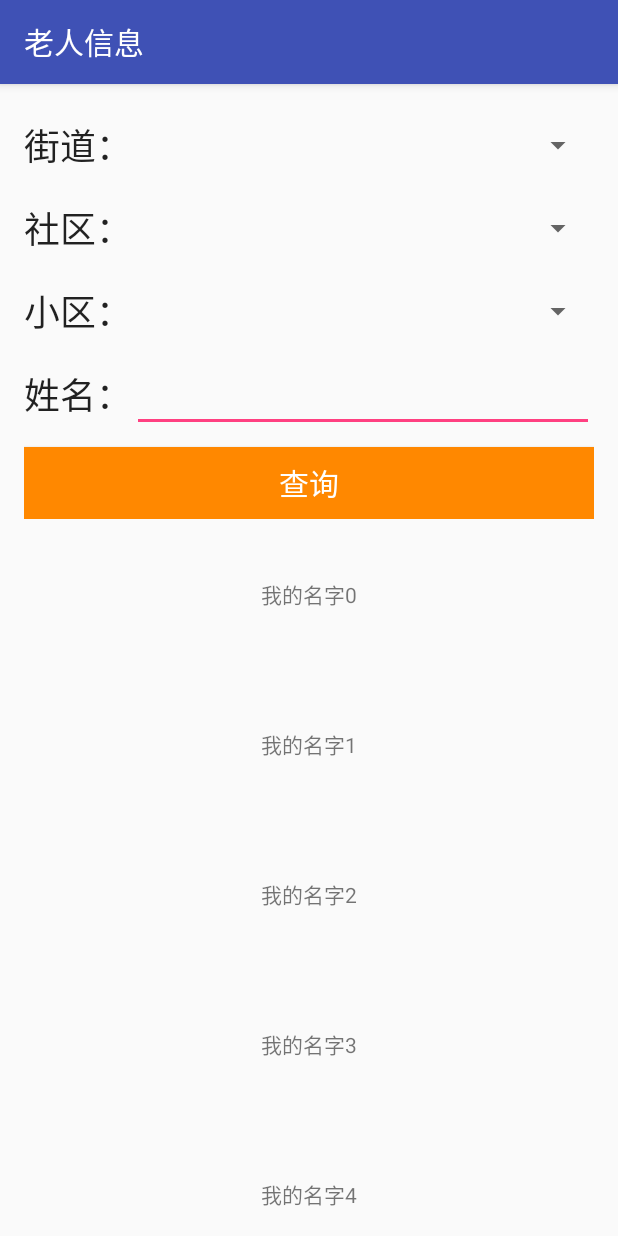
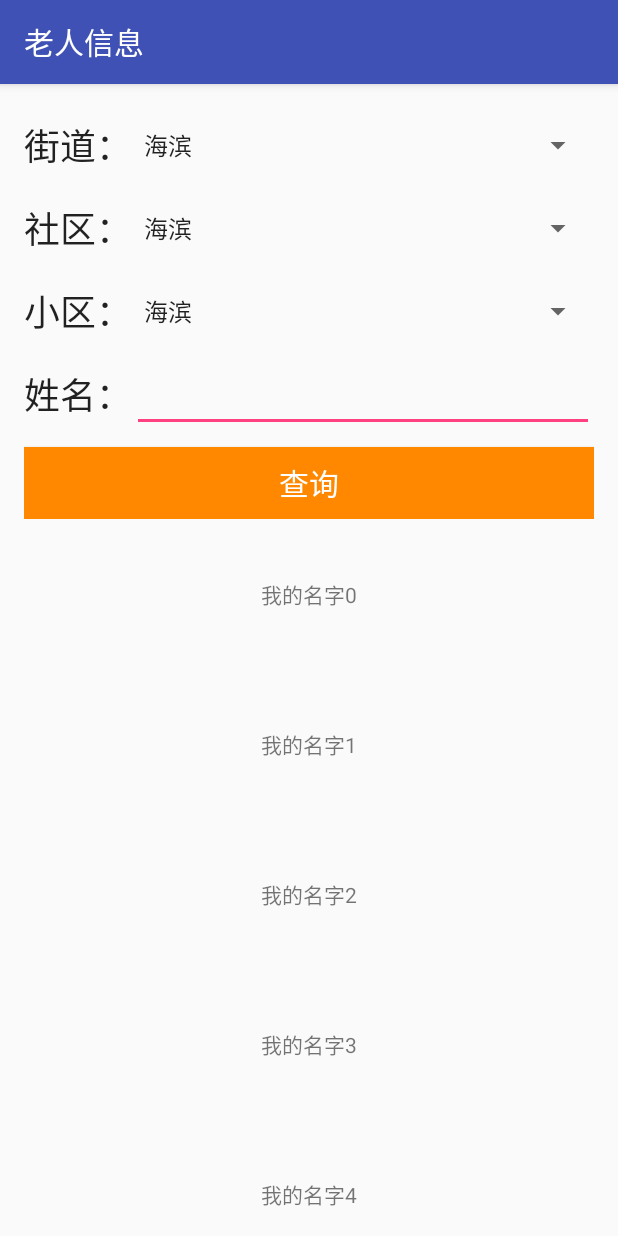
Before and after one commit to chj-endpoint/HCSS, an Android app: the User screen opened directly, with no data from a screen before it, after a tap on "查询", on a phone screen of 412 x 824 dp. Run offline under Robolectric (Android 15) with nearby library versions, the phone set to English and light mode, and no system bars; 1 statement that could not run was skipped.

Commit message:
废弃嵌套滑动

```diff
--- a/app/src/main/java/com/chx/hcss/AdapterHelper.java
+++ b/app/src/main/java/com/chx/hcss/AdapterHelper.java
@@ -20,6 +20,12 @@ public abstract class AdapterHelper<T> extends RecyclerView.Adapter<RViewHolder>
     private ArrayList<T> mData;
     private int mLayoutId;
     private Context mContext;
+    private static final int EMPTY_VIEW = 0;
+    private static final int QUERY_VIEW = 1;
+    private static final int REFUSH_VIEW = 2;
+    private static final int LOADMORE_VIEW = 3;
+    private static final int ITEM_VIEW = 4;
+
 
     public AdapterHelper(Context context, int layoutId) {
         mLayoutId = layoutId;
@@ -27,9 +33,32 @@ public abstract class AdapterHelper<T> extends RecyclerView.Adapter<RViewHolder>
     }
 
     @Override
+    public int getItemViewType(int position) {
+        if(mData.size() == 0){
+            return EMPTY_VIEW;
+        }
+        if(position == 0){
+            return QUERY_VIEW;
+        } else {
+            return ITEM_VIEW;
+        }
+    }
+
+    @Override
     public RViewHolder onCreateViewHolder(ViewGroup parent, int viewType) {
         // 实例化viewholder
-        RViewHolder viewHolder = RViewHolder.getHolder(mContext, parent, mLayoutId);
+        RViewHolder viewHolder;
+        switch (viewType) {
+            case QUERY_VIEW:
+                viewHolder = RViewHolder.getHolder(mContext, parent, R.layout.list_query);
+                break;
+            case ITEM_VIEW:
+                viewHolder = RViewHolder.getHolder(mContext, parent, R.layout.list_item);
+                break;
+            default:
+                viewHolder = RViewHolder.getHolder(mContext, parent, mLayoutId);
+                break;
+        }
         return viewHolder;
     }
 
--- a/app/src/main/java/com/chx/hcss/MyNestedScrollView.java
+++ b/app/src/main/java/com/chx/hcss/MyNestedScrollView.java
@@ -36,7 +36,7 @@ public class MyNestedScrollView extends NestedScrollView {
         mTopView.getViewTreeObserver().addOnGlobalLayoutListener(new ViewTreeObserver.OnGlobalLayoutListener() {
             @Override
             public void onGlobalLayout() {
-                mTopHeight = mTopView.getMeasuredHeight();
+                mTopHeight = mTopView.getMeasuredHeight() - 100;
             }
         });
     }
--- a/app/src/main/java/com/chx/hcss/RViewHolder.java
+++ b/app/src/main/java/com/chx/hcss/RViewHolder.java
@@ -12,8 +12,10 @@ import android.widget.TextView;
 public class RViewHolder extends RecyclerView.ViewHolder {
     private View mConvertView;
     private SparseArray mViews;
+    private int mViewType = -1;
     public RViewHolder(View itemView) {
         super(itemView);
+        int viewType = getItemViewType();
         mConvertView = itemView;
         mViews = new SparseArray<View>();
     }
--- a/app/src/main/java/com/chx/hcss/User.java
+++ b/app/src/main/java/com/chx/hcss/User.java
@@ -6,18 +6,28 @@ import android.support.v7.app.AppCompatActivity;
 import android.os.Bundle;
 import android.support.v7.widget.LinearLayoutManager;
 import android.support.v7.widget.RecyclerView;
+import android.view.LayoutInflater;
 import android.view.View;
 import android.widget.Adapter;
+import android.widget.ArrayAdapter;
 import android.widget.Button;
+import android.widget.Spinner;
+import android.widget.TextView;
 
 import java.util.ArrayList;
 
 public class User extends AppCompatActivity {
+    private static final int EMPTY_VIEW = 0;
+    private static final int QUERY_VIEW = 1;
+    private static final int REFUSH_VIEW = 2;
+    private static final int LOADMORE_VIEW = 3;
+    private static final int ITEM_VIEW = 4;
     private Button mReturnButton;
     private RecyclerView mListRecyclerView;
     private LinearLayoutManager mLayoutManager;
     private AdapterHelper mRecyclerAdapter;
-    private NestedScrollView mNestedScrollView;
+    Spinner mSpinnerStreet, mSpinneCommunity, mSpinneVillage;
+    TextView mTVName;
 
     @Override
     protected void onCreate(Bundle savedInstanceState) {
@@ -27,7 +37,101 @@ public class User extends AppCompatActivity {
         initView();
     }
     public void queryClick(View view) {
+        clearScrollListener();
+        if (mSpinnerStreet == null) {
+            mSpinnerStreet = (Spinner)findViewById(R.id.spiStreet);
+            mSpinneCommunity = (Spinner)findViewById(R.id.spiCommunity);
+            mSpinneVillage = (Spinner)findViewById(R.id.spiVillage);
+        }
+
+        String street = mSpinnerStreet.getSelectedItem().toString();
+        String community = mSpinneCommunity.getSelectedItem().toString();
+        String village = mSpinneVillage.getSelectedItem().toString();
+        String name = mTVName.getText().toString();
         //查询按钮按下
+        mRecyclerAdapter.setData(queryData(0));
+    }
+
+    public void spinnerClick(View view) {
+        if (mSpinnerStreet == null) {
+            mSpinnerStreet = (Spinner)findViewById(R.id.spiStreet);
+            mSpinneCommunity = (Spinner)findViewById(R.id.spiCommunity);
+            mSpinneVillage = (Spinner)findViewById(R.id.spiVillage);
+        }
+        int viewId = view.getId();
+
+        switch (viewId) {
+            case R.id.spiStreet:
+                String[] streets = {"街道1", "街道2", "街道3", "街道4"};
+                ArrayAdapter streetAdapter = new ArrayAdapter(this, R.layout.support_simple_spinner_dropdown_item, streets);
+                mSpinnerStreet.setAdapter(streetAdapter);
+                String[] communities = {"社区1", "社区2", "社区3", "社区4"};
+                ArrayAdapter communitiyAdapter = new ArrayAdapter(this, R.layout.support_simple_spinner_dropdown_item, communities);
+                mSpinnerStreet.setAdapter(communitiyAdapter);
+
+                break;
+            case R.id.spiCommunity:
+                String[] villages = {"小区1", "小区2", "小区3", "小区4"};
+                ArrayAdapter villageAdapter = new ArrayAdapter(this, R.layout.support_simple_spinner_dropdown_item, villages);
+                mSpinnerStreet.setAdapter(villageAdapter);
+                break;
+            case R.id.spiVillage:
+
+                break;
+                default:
+                    break;
+        }
+    }
+
+    private void initAdapter() {
+        mLayoutManager = new LinearLayoutManager(this, LinearLayoutManager.VERTICAL, false);
+        mRecyclerAdapter = new AdapterHelper<UserData>(this, R.layout.list_item){
+
+            @Override
+            public void bindView(RViewHolder holder, UserData data) {
+                int viewType = holder.getItemViewType();
+                switch (viewType) {
+                    case QUERY_VIEW:
+                        break;
+                    case ITEM_VIEW:
+                        holder.setTextView(R.id.list_elder, data.getUserName());
+                        break;
+                    default:
+                        break;
+                }
+            }
+        };
+        ArrayList<UserData> itemList = new ArrayList<UserData>();
+        UserData item = new UserData("查询项", "abc");
+        itemList.add(item);
+        mRecyclerAdapter.setData(itemList);
+    }
+
+    private void initView() {
+        mListRecyclerView = (RecyclerView) findViewById(R.id.list_view);
+        // 设置布局管理器
+        mListRecyclerView.setLayoutManager(mLayoutManager);
+        // 设置adapter
+        mListRecyclerView.setAdapter(mRecyclerAdapter);
+    }
+
+    private ArrayList<UserData> queryData(int pageIndex){
+        ArrayList<UserData> itemList = new ArrayList<UserData>();
+        if (pageIndex > 3) {
+            return itemList;
+        }
+        if (pageIndex == 0) {
+            UserData item = new UserData("查询项", "abc");
+            itemList.add(item);
+        }
+        for (int i = 0; i < 20; i++) {
+            UserData item = new UserData("我的名字" + (20 * pageIndex + i), "abc");
+            itemList.add(item);
+        }
+        return itemList;
+    }
+
+    private void clearScrollListener() {
         mListRecyclerView.clearOnScrollListeners();
         // 设置上滑加载更多监控
         mListRecyclerView.addOnScrollListener(new RUpScrollListener(mLayoutManager) {
@@ -42,37 +146,6 @@ public class User extends AppCompatActivity {
                 }
             }
         });
-        mRecyclerAdapter.setData(queryData(0));
     }
 
-    private void initAdapter() {
-        mLayoutManager = new LinearLayoutManager(this, LinearLayoutManager.VERTICAL, false);
-        mRecyclerAdapter = new AdapterHelper<UserData>(this, R.layout.list_item){
-
-            @Override
-            public void bindView(RViewHolder holder, UserData data) {
-                holder.setTextView(R.id.list_elder, data.getUserName());
-            }
-        };
-    }
-
-    private void initView() {
-        mNestedScrollView = (NestedScrollView) findViewById(R.id.scroll_list_view);
-        mListRecyclerView = (RecyclerView) findViewById(R.id.list_view);
-        // 设置布局管理器
-        mListRecyclerView.setLayoutManager(mLayoutManager);
-        // 设置adapter
-        mListRecyclerView.setAdapter(mRecyclerAdapter);
-    }
-    private ArrayList<UserData> queryData(int pageIndex){
-        ArrayList<UserData> itemList = new ArrayList<UserData>();
-        if (pageIndex > 3) {
-            return itemList;
-        }
-        for (int i = 0; i < 20; i++) {
-            UserData item = new UserData("我的名字" + (20 * pageIndex + i), "abc");
-            itemList.add(item);
-        }
-        return itemList;
-    }
 }
--- /dev/null
+++ b/app/src/main/res/layout/list_query.xml
@@ -0,0 +1,106 @@
+<?xml version="1.0" encoding="utf-8"?>
+<RelativeLayout xmlns:android="http://schemas.android.com/apk/res/android"
+    xmlns:tools="http://schemas.android.com/tools"
+    android:layout_width="match_parent"
+    android:layout_height="wrap_content"
+    android:id="@+id/query_view">
+
+    <TextView
+        android:id="@+id/street"
+        android:layout_width="wrap_content"
+        android:layout_height="wrap_content"
+        android:layout_centerHorizontal="false"
+        android:height="50dp"
+        android:gravity="center_vertical|center_horizontal"
+        android:text="街道："
+        android:textAppearance="?android:attr/textAppearanceLarge"
+        android:textSize="24sp" />
+
+    <Spinner
+        android:id="@+id/spiStreet"
+        android:layout_width="match_parent"
+        android:layout_height="50dp"
+        android:layout_toRightOf="@+id/street"
+        android:entries="@array/street" />
+
+    <TextView
+        android:id="@+id/community"
+        android:layout_marginTop="5dp"
+        android:layout_width="wrap_content"
+        android:layout_height="wrap_content"
+        android:layout_centerHorizontal="false"
+        android:layout_below="@+id/street"
+        android:height="50dp"
+        android:gravity="center_vertical|center_horizontal"
+        android:text="社区："
+        android:textAppearance="?android:attr/textAppearanceLarge"
+        android:textSize="24sp" />
+
+    <Spinner
+        android:id="@+id/spiCommunity"
+        android:layout_width="match_parent"
+        android:layout_marginTop="5dp"
+        android:layout_height="50dp"
+        android:layout_below="@+id/spiStreet"
+        android:layout_toRightOf="@+id/community"
+        android:entries="@array/street"/>
+
+    <TextView
+        android:id="@+id/village"
+        android:layout_marginTop="5dp"
+        android:layout_width="wrap_content"
+        android:layout_height="wrap_content"
+        android:layout_centerHorizontal="false"
+        android:layout_below="@+id/community"
+        android:height="50dp"
+        android:gravity="center_vertical|center_horizontal"
+        android:text="小区："
+        android:textAppearance="?android:attr/textAppearanceLarge"
+        android:textSize="24sp" />
+
+    <Spinner
+        android:id="@+id/spiVillage"
+        android:layout_width="match_parent"
+        android:layout_marginTop="5dp"
+        android:layout_height="50dp"
+        android:layout_below="@+id/spiCommunity"
+        android:layout_toRightOf="@+id/street"
+        android:entries="@array/street"/>
+
+    <TextView
+        android:id="@+id/name"
+        android:layout_marginTop="5dp"
+        android:layout_width="wrap_content"
+        android:layout_height="wrap_content"
+        android:layout_centerHorizontal="false"
+        android:layout_below="@+id/village"
+        android:height="50dp"
+        android:gravity="center_vertical|center_horizontal"
+        android:text="姓名："
+        android:textAppearance="?android:attr/textAppearanceLarge"
+        android:textSize="24sp" />
+
+    <EditText
+        android:id="@+id/editName"
+        android:layout_width="match_parent"
+        android:layout_marginTop="5dp"
+        android:layout_height="50dp"
+        android:layout_below="@+id/spiVillage"
+        android:layout_toRightOf="@+id/name"/>
+
+    <Button
+        android:id="@+id/query"
+        android:layout_width="wrap_content"
+        android:layout_height="wrap_content"
+        android:layout_alignParentEnd="true"
+        android:layout_alignParentLeft="true"
+        android:layout_alignParentRight="true"
+        android:layout_alignParentStart="true"
+        android:layout_below="@+id/name"
+        android:layout_marginTop="10dp"
+        android:background="@android:color/holo_orange_dark"
+        android:onClick="queryClick"
+        android:text="查询"
+        android:textColor="#ffffff"
+        android:textSize="20dp" />
+</RelativeLayout>
--- a/app/src/main/res/layout/user.xml
+++ b/app/src/main/res/layout/user.xml
@@ -8,128 +8,10 @@
     android:paddingLeft="@dimen/activity_horizontal_margin"
     android:paddingRight="@dimen/activity_horizontal_margin"
     android:paddingTop="@dimen/activity_vertical_margin">
-
-    <com.chx.hcss.MyNestedScrollView
-        xmlns:android="http://schemas.android.com/apk/res/android"
+    <android.support.v7.widget.RecyclerView
         android:layout_width="match_parent"
-        android:layout_height="match_parent"
-        android:id="@+id/scroll_list_view">
-
-        <LinearLayout
-            android:layout_width="match_parent"
-            android:layout_height="wrap_content"
-            android:orientation="vertical">
-
-            <RelativeLayout xmlns:android="http://schemas.android.com/apk/res/android"
-                xmlns:tools="http://schemas.android.com/tools"
-                android:layout_width="match_parent"
-                android:layout_height="wrap_content"
-                android:id="@+id/query_view">
-
-                <TextView
-                    android:id="@+id/street"
-                    android:layout_width="wrap_content"
-                    android:layout_height="wrap_content"
-                    android:layout_centerHorizontal="false"
-                    android:height="50dp"
-                    android:gravity="center_vertical|center_horizontal"
-                    android:text="街道："
-                    android:textAppearance="?android:attr/textAppearanceLarge"
-                    android:textSize="24sp" />
-
-                <Spinner
-                    android:id="@+id/spiStreet"
-                    android:layout_width="match_parent"
-                    android:layout_height="50dp"
-                    android:layout_toRightOf="@+id/street"/>
-
-                <TextView
-                    android:id="@+id/community"
-                    android:layout_marginTop="5dp"
-                    android:layout_width="wrap_content"
-                    android:layout_height="wrap_content"
-                    android:layout_centerHorizontal="false"
-                    android:layout_below="@+id/street"
-                    android:height="50dp"
-                    android:gravity="center_vertical|center_horizontal"
-                    android:text="社区："
-                    android:textAppearance="?android:attr/textAppearanceLarge"
-                    android:textSize="24sp" />
-
-                <Spinner
-                    android:id="@+id/spiCommunity"
-                    android:layout_width="match_parent"
-                    android:layout_marginTop="5dp"
-                    android:layout_height="50dp"
-                    android:layout_below="@+id/spiStreet"
-                    android:layout_toRightOf="@+id/community"/>
-
-                <TextView
-                    android:id="@+id/village"
-                    android:layout_marginTop="5dp"
-                    android:layout_width="wrap_content"
-                    android:layout_height="wrap_content"
-                    android:layout_centerHorizontal="false"
-                    android:layout_below="@+id/community"
-                    android:height="50dp"
-                    android:gravity="center_vertical|center_horizontal"
-                    android:text="小区："
-                    android:textAppearance="?android:attr/textAppearanceLarge"
-                    android:textSize="24sp" />
-
-                <Spinner
-                    android:id="@+id/spiVillage"
-                    android:layout_width="match_parent"
-                    android:layout_marginTop="5dp"
-                    android:layout_height="50dp"
-                    android:layout_below="@+id/spiCommunity"
-                    android:layout_toRightOf="@+id/street"/>
-
-                <TextView
-                    android:id="@+id/name"
-                    android:layout_marginTop="5dp"
-                    android:layout_width="wrap_content"
-                    android:layout_height="wrap_content"
-                    android:layout_centerHorizontal="false"
-                    android:layout_below="@+id/village"
-                    android:height="50dp"
-                    android:gravity="center_vertical|center_horizontal"
-                    android:text="姓名："
-                    android:textAppearance="?android:attr/textAppearanceLarge"
-                    android:textSize="24sp" />
-
-                <EditText
-                    android:id="@+id/editName"
-                    android:layout_width="match_parent"
-                    android:layout_marginTop="5dp"
-                    android:layout_height="50dp"
-                    android:layout_below="@+id/spiVillage"
-                    android:layout_toRightOf="@+id/name"/>
-
-                <Button
-                    android:id="@+id/query"
-                    android:layout_width="wrap_content"
-                    android:layout_height="wrap_content"
-                    android:layout_alignParentEnd="true"
-                    android:layout_alignParentLeft="true"
-                    android:layout_alignParentRight="true"
-                    android:layout_alignParentStart="true"
-                    android:layout_below="@+id/name"
-                    android:layout_marginTop="10dp"
-                    android:background="@android:color/holo_orange_dark"
-                    android:onClick="queryClick"
-                    android:text="查询"
-                    android:textColor="#ffffff"
-                    android:textSize="20dp" />
-            </RelativeLayout>
-            <android.support.v7.widget.RecyclerView
-                android:layout_width="match_parent"
-                android:layout_height="wrap_content"
-                android:layout_below="@id/query_view"
-                android:id="@+id/list_view">
-            </android.support.v7.widget.RecyclerView>
-        </LinearLayout>
-
-    </com.chx.hcss.MyNestedScrollView>
+        android:layout_height="wrap_content"
+        android:id="@+id/list_view">
+    </android.support.v7.widget.RecyclerView>
 
 </RelativeLayout>
--- /dev/null
+++ b/app/src/main/res/values/arrays.xml
@@ -0,0 +1,8 @@
+<?xml version="1.0" encoding="utf-8"?>
+<resources>
+    <string-array name="street">
+        <item>海滨</item>
+        <item>白城</item>
+        <item>演武</item>
+    </string-array>
+</resources>
```
